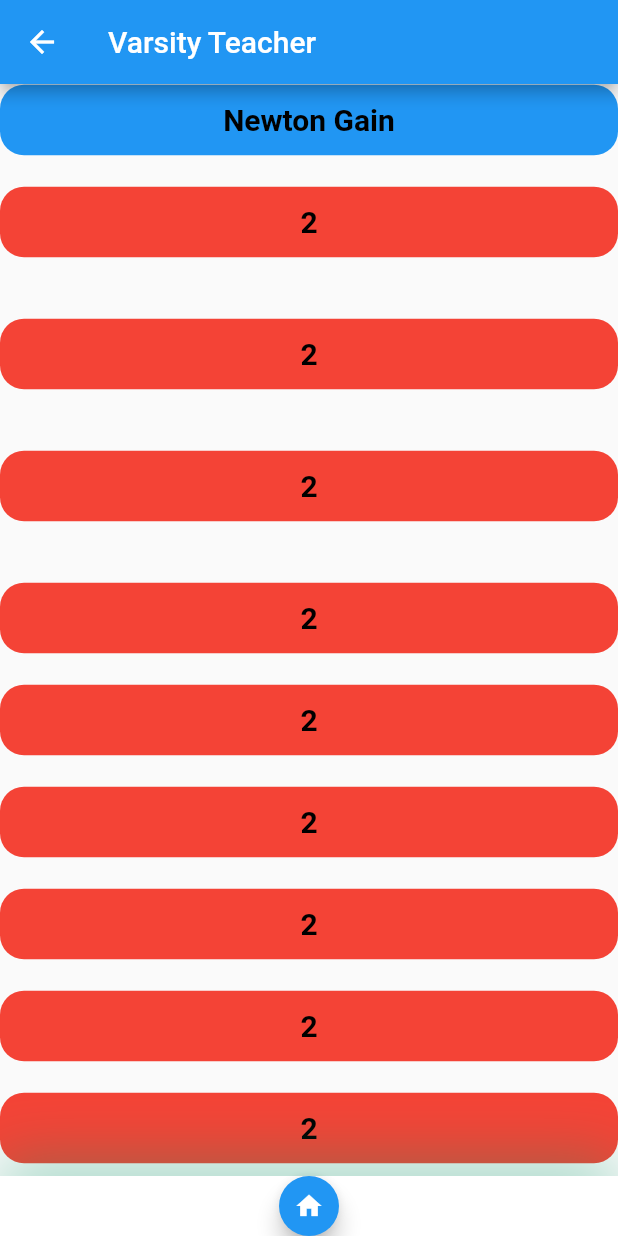
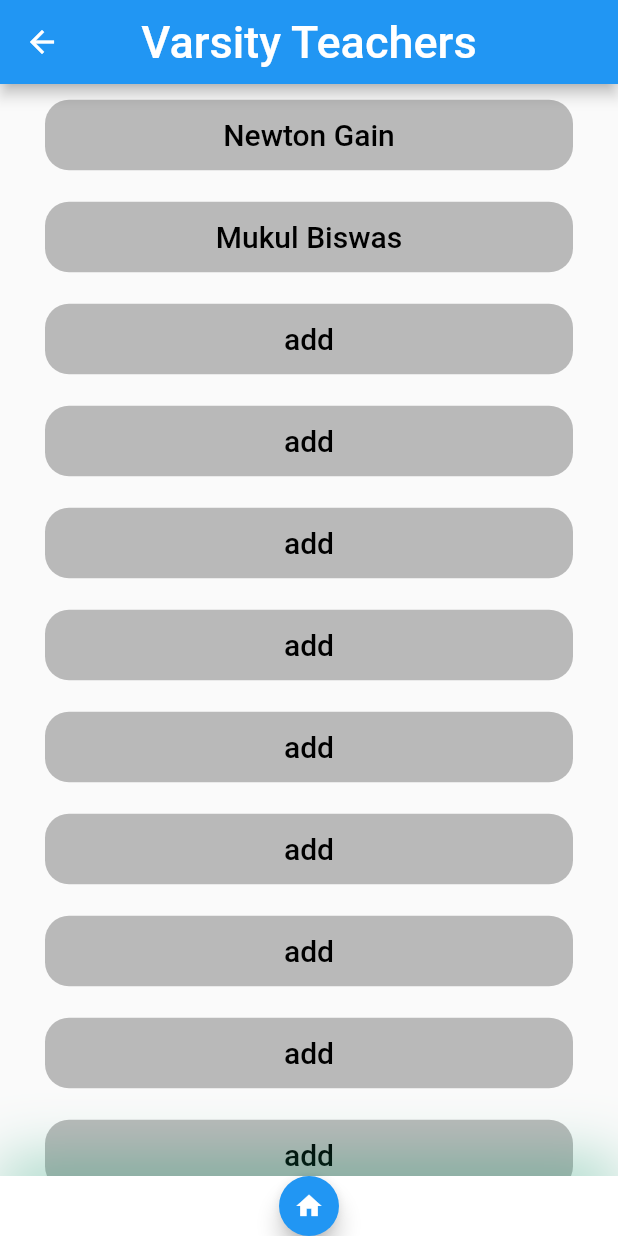
Before and after one commit to NewtonGain/home_tutor, a Flutter app: the VarsityList screen opened directly, on a phone screen of 412 x 824 dp. Run offline on Flutter 3.47's test engine with Material 2 defaults, Android fonts, the light colour scheme and no system bars.

Commit message:
action add

```diff
--- a/lib/LocationList/Gate-para/gate_para_list.dart
+++ b/lib/LocationList/Gate-para/gate_para_list.dart
@@ -1,7 +1,7 @@
 import 'package:flutter/material.dart';
+import 'package:home_tutor/LocationList/Bed-Gram/BedGram_Teachers/mukul.dart';
 import 'package:home_tutor/LocationList/miapara/newton.dart';
 import 'package:home_tutor/widgets/navigation_bottom.dart';
-
 
 class GateParaList extends StatefulWidget {
   @override
@@ -19,7 +19,9 @@ class _GateParaListState extends State<GateParaList> {
         child: Text(
           text,
           style: TextStyle(
-              color: Colors.black, fontSize: 20, fontWeight: FontWeight.bold),
+            color: Colors.black,
+            fontSize: 20,
+          ),
         ),
       ),
     );
@@ -29,18 +31,20 @@ class _GateParaListState extends State<GateParaList> {
   Widget build(BuildContext context) {
     return Scaffold(
       appBar: AppBar(
-        title: Text('Medical Teachers'),
+        centerTitle: true,
+        title: Text('Medical Teachers', style: TextStyle(fontSize: 28)),
       ),
       body: SingleChildScrollView(
         child: SafeArea(
           child: Center(
             child: Container(
+              padding: EdgeInsets.symmetric(vertical: 10, horizontal: 30),
               child: Column(
                 crossAxisAlignment: CrossAxisAlignment.stretch,
                 mainAxisAlignment: MainAxisAlignment.center,
                 children: [
                   locationList(
-                    Colors.blue,
+                    Colors.black26,
                     'Newton Gain',
                     () => Navigator.push(
                       context,
@@ -50,55 +54,58 @@ class _GateParaListState extends State<GateParaList> {
                   SizedBox(
                     height: 20,
                   ),
-                  locationList(Colors.red, '2', () => null),
-                  SizedBox(
-                    height: 20,
+                  locationList(
+                    Colors.black26,
+                    'Mukul Biswas',
+                    () => Navigator.push(
+                      context,
+                      MaterialPageRoute(builder: (context) => Mukul()),
+                    ),
                   ),
                   SizedBox(
                     height: 20,
                   ),
-                  locationList(Colors.red, '2', () => null),
+                  locationList(Colors.black26, 'add', () => null),
                   SizedBox(
                     height: 20,
                   ),
+                  locationList(Colors.black26, 'add', () => null),
                   SizedBox(
                     height: 20,
                   ),
-                  locationList(Colors.red, '2', () => null),
+                  locationList(Colors.black26, 'add', () => null),
                   SizedBox(
                     height: 20,
                   ),
+                  locationList(Colors.black26, 'add', () => null),
                   SizedBox(
                     height: 20,
                   ),
-                  locationList(Colors.red, '2', () => null),
+                  locationList(Colors.black26, 'add', () => null),
                   SizedBox(
                     height: 20,
                   ),
-                  locationList(Colors.red, '2', () => null),
+                  locationList(Colors.black26, 'add', () => null),
                   SizedBox(
                     height: 20,
                   ),
-                  locationList(Colors.red, '2', () => null),
+                  locationList(Colors.black26, 'add', () => null),
                   SizedBox(
                     height: 20,
                   ),
-                  locationList(Colors.red, '2', () => null),
+                  locationList(Colors.black26, 'add', () => null),
                   SizedBox(
                     height: 20,
                   ),
-                  locationList(Colors.red, '2', () => null),
+                  locationList(Colors.black26, 'add', () => null),
                   SizedBox(
                     height: 20,
                   ),
-                  locationList(Colors.red, '2', () => null),
+                  locationList(Colors.black26, 'add', () => null),
                   SizedBox(
                     height: 20,
                   ),
-                  locationList(Colors.red, '2', () => null),
-                  SizedBox(
-                    height: 20,
-                  ),
+                  locationList(Colors.black26, 'add', () => null),
                 ],
               ),
             ),
--- a/lib/LocationList/Pachuriya/pachuriya.dart
+++ b/lib/LocationList/Pachuriya/pachuriya.dart
@@ -1,7 +1,7 @@
 import 'package:flutter/material.dart';
+import 'package:home_tutor/LocationList/Bed-Gram/BedGram_Teachers/mukul.dart';
 import 'package:home_tutor/LocationList/miapara/newton.dart';
 import 'package:home_tutor/widgets/navigation_bottom.dart';
-
 
 class PachuriyaList extends StatefulWidget {
   @override
@@ -19,7 +19,9 @@ class _PachuriyaListState extends State<PachuriyaList> {
         child: Text(
           text,
           style: TextStyle(
-              color: Colors.black, fontSize: 20, fontWeight: FontWeight.bold),
+            color: Colors.black,
+            fontSize: 20,
+          ),
         ),
       ),
     );
@@ -29,18 +31,23 @@ class _PachuriyaListState extends State<PachuriyaList> {
   Widget build(BuildContext context) {
     return Scaffold(
       appBar: AppBar(
-        title: Text('Pachuriya Teacher'),
+        centerTitle: true,
+        title: Text(
+          'Pachuriya Teacher',
+          style: TextStyle(fontSize: 30),
+        ),
       ),
       body: SingleChildScrollView(
         child: SafeArea(
           child: Center(
             child: Container(
+              padding: EdgeInsets.symmetric(vertical: 10, horizontal: 30),
               child: Column(
                 crossAxisAlignment: CrossAxisAlignment.stretch,
                 mainAxisAlignment: MainAxisAlignment.center,
                 children: [
                   locationList(
-                    Colors.blue,
+                    Colors.black26,
                     'Newton Gain',
                     () => Navigator.push(
                       context,
@@ -50,55 +57,58 @@ class _PachuriyaListState extends State<PachuriyaList> {
                   SizedBox(
                     height: 20,
                   ),
-                  locationList(Colors.red, '2', () => null),
-                  SizedBox(
-                    height: 20,
+                  locationList(
+                    Colors.black26,
+                    'Mukul Biswas',
+                    () => Navigator.push(
+                      context,
+                      MaterialPageRoute(builder: (context) => Mukul()),
+                    ),
                   ),
                   SizedBox(
                     height: 20,
                   ),
-                  locationList(Colors.red, '2', () => null),
+                  locationList(Colors.black26, 'add', () => null),
                   SizedBox(
                     height: 20,
                   ),
+                  locationList(Colors.black26, 'add', () => null),
                   SizedBox(
                     height: 20,
                   ),
-                  locationList(Colors.red, '2', () => null),
+                  locationList(Colors.black26, 'add', () => null),
                   SizedBox(
                     height: 20,
                   ),
+                  locationList(Colors.black26, 'add', () => null),
                   SizedBox(
                     height: 20,
                   ),
-                  locationList(Colors.red, '2', () => null),
+                  locationList(Colors.black26, 'add', () => null),
                   SizedBox(
                     height: 20,
                   ),
-                  locationList(Colors.red, '2', () => null),
+                  locationList(Colors.black26, 'add', () => null),
                   SizedBox(
                     height: 20,
                   ),
-                  locationList(Colors.red, '2', () => null),
+                  locationList(Colors.black26, 'add', () => null),
                   SizedBox(
                     height: 20,
                   ),
-                  locationList(Colors.red, '2', () => null),
+                  locationList(Colors.black26, 'add', () => null),
                   SizedBox(
                     height: 20,
                   ),
-                  locationList(Colors.red, '2', () => null),
+                  locationList(Colors.black26, 'add', () => null),
                   SizedBox(
                     height: 20,
                   ),
-                  locationList(Colors.red, '2', () => null),
+                  locationList(Colors.black26, 'add', () => null),
                   SizedBox(
                     height: 20,
                   ),
-                  locationList(Colors.red, '2', () => null),
-                  SizedBox(
-                    height: 20,
-                  ),
+                  locationList(Colors.black26, 'add', () => null),
                 ],
               ),
             ),
--- a/lib/LocationList/Varsity/varsity_list.dart
+++ b/lib/LocationList/Varsity/varsity_list.dart
@@ -1,4 +1,5 @@
 import 'package:flutter/material.dart';
+import 'package:home_tutor/LocationList/Bed-Gram/BedGram_Teachers/mukul.dart';
 import 'package:home_tutor/LocationList/miapara/newton.dart';
 import 'package:home_tutor/widgets/navigation_bottom.dart';
 
@@ -18,7 +19,9 @@ class _VarsityListState extends State<VarsityList> {
         child: Text(
           text,
           style: TextStyle(
-              color: Colors.black, fontSize: 20, fontWeight: FontWeight.bold),
+            color: Colors.black,
+            fontSize: 20,
+          ),
         ),
       ),
     );
@@ -28,18 +31,23 @@ class _VarsityListState extends State<VarsityList> {
   Widget build(BuildContext context) {
     return Scaffold(
       appBar: AppBar(
-        title: Text('Varsity Teacher'),
+        centerTitle: true,
+        title: Text(
+          'Varsity Teachers',
+          style: TextStyle(fontSize: 30),
+        ),
       ),
       body: SingleChildScrollView(
         child: SafeArea(
           child: Center(
             child: Container(
+              padding: EdgeInsets.symmetric(vertical: 10, horizontal: 30),
               child: Column(
                 crossAxisAlignment: CrossAxisAlignment.stretch,
                 mainAxisAlignment: MainAxisAlignment.center,
                 children: [
                   locationList(
-                    Colors.blue,
+                    Colors.black26,
                     'Newton Gain',
                     () => Navigator.push(
                       context,
@@ -49,55 +57,58 @@ class _VarsityListState extends State<VarsityList> {
                   SizedBox(
                     height: 20,
                   ),
-                  locationList(Colors.red, '2', () => null),
-                  SizedBox(
-                    height: 20,
+                  locationList(
+                    Colors.black26,
+                    'Mukul Biswas',
+                    () => Navigator.push(
+                      context,
+                      MaterialPageRoute(builder: (context) => Mukul()),
+                    ),
                   ),
                   SizedBox(
                     height: 20,
                   ),
-                  locationList(Colors.red, '2', () => null),
+                  locationList(Colors.black26, 'add', () => null),
                   SizedBox(
                     height: 20,
                   ),
+                  locationList(Colors.black26, 'add', () => null),
                   SizedBox(
                     height: 20,
                   ),
-                  locationList(Colors.red, '2', () => null),
+                  locationList(Colors.black26, 'add', () => null),
                   SizedBox(
                     height: 20,
                   ),
+                  locationList(Colors.black26, 'add', () => null),
                   SizedBox(
                     height: 20,
                   ),
-                  locationList(Colors.red, '2', () => null),
+                  locationList(Colors.black26, 'add', () => null),
                   SizedBox(
                     height: 20,
                   ),
-                  locationList(Colors.red, '2', () => null),
+                  locationList(Colors.black26, 'add', () => null),
                   SizedBox(
                     height: 20,
                   ),
-                  locationList(Colors.red, '2', () => null),
+                  locationList(Colors.black26, 'add', () => null),
                   SizedBox(
                     height: 20,
                   ),
-                  locationList(Colors.red, '2', () => null),
+                  locationList(Colors.black26, 'add', () => null),
                   SizedBox(
                     height: 20,
                   ),
-                  locationList(Colors.red, '2', () => null),
+                  locationList(Colors.black26, 'add', () => null),
                   SizedBox(
                     height: 20,
                   ),
-                  locationList(Colors.red, '2', () => null),
+                  locationList(Colors.black26, 'add', () => null),
                   SizedBox(
                     height: 20,
                   ),
-                  locationList(Colors.red, '2', () => null),
-                  SizedBox(
-                    height: 20,
-                  ),
+                  locationList(Colors.black26, 'add', () => null),
                 ],
               ),
             ),
--- a/lib/LocationList/mandartala/mandertalalist.dart
+++ b/lib/LocationList/mandartala/mandertalalist.dart
@@ -1,7 +1,7 @@
 import 'package:flutter/material.dart';
+import 'package:home_tutor/LocationList/Bed-Gram/BedGram_Teachers/mukul.dart';
 import 'package:home_tutor/LocationList/miapara/newton.dart';
 import 'package:home_tutor/widgets/navigation_bottom.dart';
-
 
 class ManderTalaList extends StatefulWidget {
   @override
@@ -29,18 +29,20 @@ class _ManderTalaListState extends State<ManderTalaList> {
   Widget build(BuildContext context) {
     return Scaffold(
       appBar: AppBar(
-        title: Text('ManderTala Teachers'),
+        centerTitle: true,
+        title: Text('ManderTala Teachers', style: TextStyle(fontSize: 28)),
       ),
       body: SingleChildScrollView(
         child: SafeArea(
           child: Center(
             child: Container(
+              padding: EdgeInsets.symmetric(vertical: 10, horizontal: 30),
               child: Column(
                 crossAxisAlignment: CrossAxisAlignment.stretch,
                 mainAxisAlignment: MainAxisAlignment.center,
                 children: [
                   locationList(
-                    Colors.blue,
+                    Colors.black26,
                     'Newton Gain',
                     () => Navigator.push(
                       context,
@@ -50,55 +52,58 @@ class _ManderTalaListState extends State<ManderTalaList> {
                   SizedBox(
                     height: 20,
                   ),
-                  locationList(Colors.red, '2', () => null),
-                  SizedBox(
-                    height: 20,
+                  locationList(
+                    Colors.black26,
+                    'Mukul Biswas',
+                    () => Navigator.push(
+                      context,
+                      MaterialPageRoute(builder: (context) => Mukul()),
+                    ),
                   ),
                   SizedBox(
                     height: 20,
                   ),
-                  locationList(Colors.red, '2', () => null),
+                  locationList(Colors.black26, 'add', () => null),
                   SizedBox(
                     height: 20,
                   ),
+                  locationList(Colors.black26, 'add', () => null),
                   SizedBox(
                     height: 20,
                   ),
-                  locationList(Colors.red, '2', () => null),
+                  locationList(Colors.black26, 'add', () => null),
                   SizedBox(
                     height: 20,
                   ),
+                  locationList(Colors.black26, 'add', () => null),
                   SizedBox(
                     height: 20,
                   ),
-                  locationList(Colors.red, '2', () => null),
+                  locationList(Colors.black26, 'add', () => null),
                   SizedBox(
                     height: 20,
                   ),
-                  locationList(Colors.red, '2', () => null),
+                  locationList(Colors.black26, 'add', () => null),
                   SizedBox(
                     height: 20,
                   ),
-                  locationList(Colors.red, '2', () => null),
+                  locationList(Colors.black26, 'add', () => null),
                   SizedBox(
                     height: 20,
                   ),
-                  locationList(Colors.red, '2', () => null),
+                  locationList(Colors.black26, 'add', () => null),
                   SizedBox(
                     height: 20,
                   ),
-                  locationList(Colors.red, '2', () => null),
+                  locationList(Colors.black26, 'add', () => null),
                   SizedBox(
                     height: 20,
                   ),
-                  locationList(Colors.red, '2', () => null),
+                  locationList(Colors.black26, 'add', () => null),
                   SizedBox(
                     height: 20,
                   ),
-                  locationList(Colors.red, '2', () => null),
-                  SizedBox(
-                    height: 20,
-                  ),
+                  locationList(Colors.black26, 'add', () => null),
                 ],
               ),
             ),
```
